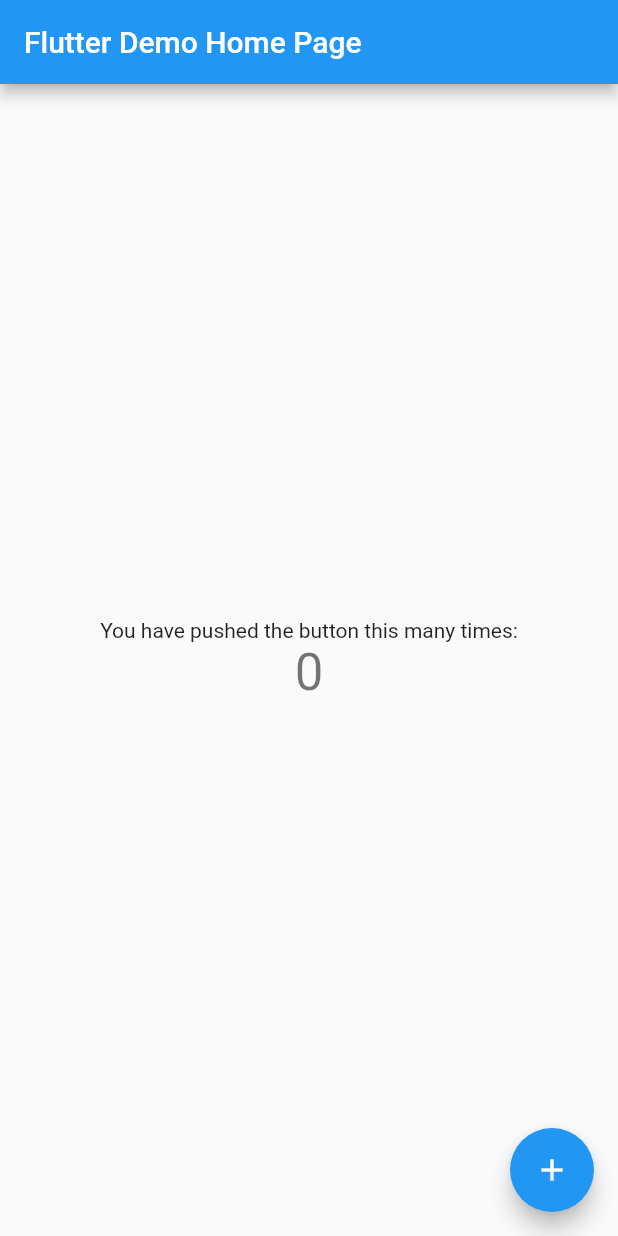
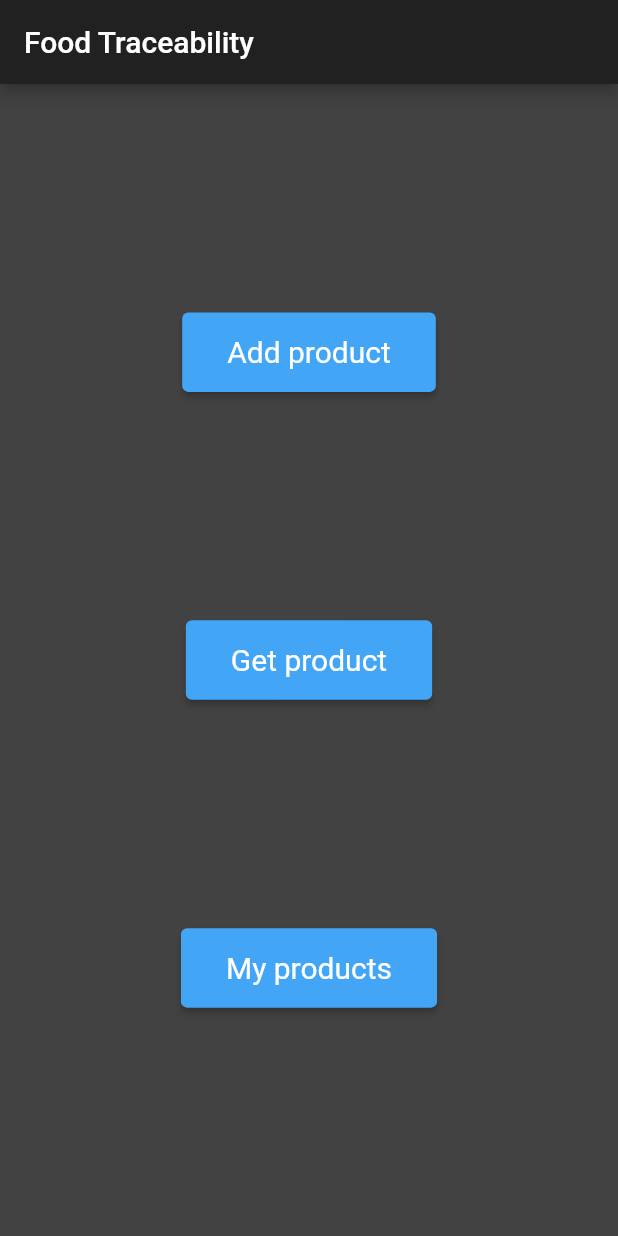
Before and after one commit to riccardodm97/manufacturing-tracker, a Flutter app: the screen it shows after launch, on a phone screen of 412 x 824 dp. Run offline on Flutter 3.47's test engine with Material 2 defaults, Android fonts, the light colour scheme and no system bars; our stand-ins replace get_it, shared_preferences; missing offline and left inert: qr_code_scanner, web3dart.

Commit message:
added homepage and upload pages

```diff
--- a/lib/main.dart
+++ b/lib/main.dart
@@ -1,115 +1,16 @@
 import 'package:flutter/material.dart';
+import 'package:dapp/ui/homepage.dart';
+import 'package:dapp/ui/upload.dart';
+import 'package:dapp/ui/download.dart';
+import 'package:dapp/ui/saved.dart';
+import 'package:dapp/ui/component.dart';
 
-void main() async {
-  runApp(const MyApp());
-}
-
-class MyApp extends StatelessWidget {
-  const MyApp({Key? key}) : super(key: key);
-
-  // This widget is the root of your application.
-  @override
-  Widget build(BuildContext context) {
-    return MaterialApp(
-      title: 'Flutter Demo',
-      theme: ThemeData(
-        // This is the theme of your application.
-        //
-        // Try running your application with "flutter run". You'll see the
-        // application has a blue toolbar. Then, without quitting the app, try
-        // changing the primarySwatch below to Colors.green and then invoke
-        // "hot reload" (press "r" in the console where you ran "flutter run",
-        // or simply save your changes to "hot reload" in a Flutter IDE).
-        // Notice that the counter didn't reset back to zero; the application
-        // is not restarted.
-        primarySwatch: Colors.blue,
-      ),
-      home: const MyHomePage(title: 'Flutter Demo Home Page'),
-    );
-  }
-}
-
-class MyHomePage extends StatefulWidget {
-  const MyHomePage({Key? key, required this.title}) : super(key: key);
-
-  // This widget is the home page of your application. It is stateful, meaning
-  // that it has a State object (defined below) that contains fields that affect
-  // how it looks.
-
-  // This class is the configuration for the state. It holds the values (in this
-  // case the title) provided by the parent (in this case the App widget) and
-  // used by the build method of the State. Fields in a Widget subclass are
-  // always marked "final".
-
-  final String title;
-
-  @override
-  State<MyHomePage> createState() => _MyHomePageState();
-}
-
-class _MyHomePageState extends State<MyHomePage> {
-  int _counter = 0;
-
-  void _incrementCounter() {
-    setState(() {
-      // This call to setState tells the Flutter framework that something has
-      // changed in this State, which causes it to rerun the build method below
-      // so that the display can reflect the updated values. If we changed
-      // _counter without calling setState(), then the build method would not be
-      // called again, and so nothing would appear to happen.
-      _counter++;
-    });
-  }
-
-  @override
-  Widget build(BuildContext context) {
-    // This method is rerun every time setState is called, for instance as done
-    // by the _incrementCounter method above.
-    //
-    // The Flutter framework has been optimized to make rerunning build methods
-    // fast, so that you can just rebuild anything that needs updating rather
-    // than having to individually change instances of widgets.
-    return Scaffold(
-      appBar: AppBar(
-        // Here we take the value from the MyHomePage object that was created by
-        // the App.build method, and use it to set our appbar title.
-        title: Text(widget.title),
-      ),
-      body: Center(
-        // Center is a layout widget. It takes a single child and positions it
-        // in the middle of the parent.
-        child: Column(
-          // Column is also a layout widget. It takes a list of children and
-          // arranges them vertically. By default, it sizes itself to fit its
-          // children horizontally, and tries to be as tall as its parent.
-          //
-          // Invoke "debug painting" (press "p" in the console, choose the
-          // "Toggle Debug Paint" action from the Flutter Inspector in Android
-          // Studio, or the "Toggle Debug Paint" command in Visual Studio Code)
-          // to see the wireframe for each widget.
-          //
-          // Column has various properties to control how it sizes itself and
-          // how it positions its children. Here we use mainAxisAlignment to
-          // center the children vertically; the main axis here is the vertical
-          // axis because Columns are vertical (the cross axis would be
-          // horizontal).
-          mainAxisAlignment: MainAxisAlignment.center,
-          children: <Widget>[
-            const Text(
-              'You have pushed the button this many times:',
-            ),
-            Text(
-              '$_counter',
-              style: Theme.of(context).textTheme.headline4,
-            ),
-          ],
-        ),
-      ),
-      floatingActionButton: FloatingActionButton(
-        onPressed: _incrementCounter,
-        tooltip: 'Increment',
-        child: const Icon(Icons.add),
-      ), // This trailing comma makes auto-formatting nicer for build methods.
-    );
-  }
-}
+void main() => runApp(MaterialApp(
+      routes: {
+        '/': (context) => HomePage(),
+        '/upload': (context) => Upload(),
+        '/download': (context) => Download(),
+        '/saved': (context) => Saved(),
+        '/component': (context) => Component(),
+      },
+    ));
--- /dev/null
+++ b/lib/ui/homepage.dart
@@ -0,0 +1,65 @@
+import 'package:flutter/material.dart';
+
+class HomePage extends StatefulWidget {
+  const HomePage({Key? key}) : super(key: key);
+
+  @override
+  _HomePageState createState() => _HomePageState();
+}
+
+class _HomePageState extends State<HomePage> {
+  @override
+  Widget build(BuildContext context) {
+    return Scaffold(
+        appBar: AppBar(
+          title: Text('Food Traceability'),
+          backgroundColor: Colors.grey[900],
+        ),
+        body: Container(
+          color: Colors.grey[800],
+          child: Center(
+            child: Column(
+              mainAxisAlignment: MainAxisAlignment.spaceEvenly,
+              children: <Widget>[
+                ElevatedButton(
+                    onPressed: () {
+                      Navigator.pushNamed(context, '/upload');
+                    },
+                    child: Text('Add product'),
+                    style: ElevatedButton.styleFrom(
+                      primary: Colors.blue[400],
+                      onPrimary: Colors.white,
+                      padding:
+                          EdgeInsets.symmetric(horizontal: 30, vertical: 15),
+                      textStyle: TextStyle(fontSize: 20),
+                    )),
+                ElevatedButton(
+                    onPressed: () {
+                      Navigator.pushNamed(context, '/download');
+                    },
+                    child: Text('Get product'),
+                    style: ElevatedButton.styleFrom(
+                      primary: Colors.blue[400],
+                      onPrimary: Colors.white,
+                      padding:
+                          EdgeInsets.symmetric(horizontal: 30, vertical: 15),
+                      textStyle: TextStyle(fontSize: 20),
+                    )),
+                ElevatedButton(
+                    onPressed: () {
+                      Navigator.pushNamed(context, '/saved');
+                    },
+                    child: Text('My products'),
+                    style: ElevatedButton.styleFrom(
+                      primary: Colors.blue[400],
+                      onPrimary: Colors.white,
+                      padding:
+                          EdgeInsets.symmetric(horizontal: 30, vertical: 15),
+                      textStyle: TextStyle(fontSize: 20),
+                    )),
+              ],
+            ),
+          ),
+        ));
+  }
+}
--- a/pubspec.yaml
+++ b/pubspec.yaml
@@ -35,6 +35,7 @@
   web_socket_channel: ^2.1.0
   get_it: ^7.2.0
   shared_preferences: ^2.0.13
+  qr_code_scanner: ^0.7.0
 
 
   # The following adds the Cupertino Icons font to your application.
```
Also changed, not shown: lib/ui/component.dart (added, +54 -0 lines), lib/ui/download.dart (added, +15 -0 lines), lib/ui/qr_scanner.dart (added, +143 -0 lines), lib/ui/saved.dart (added, +15 -0 lines), lib/ui/upload.dart (added, +86 -0 lines), lib/ui/to_be_deleted.dart (deleted), pubspec.lock, 1 other file.
